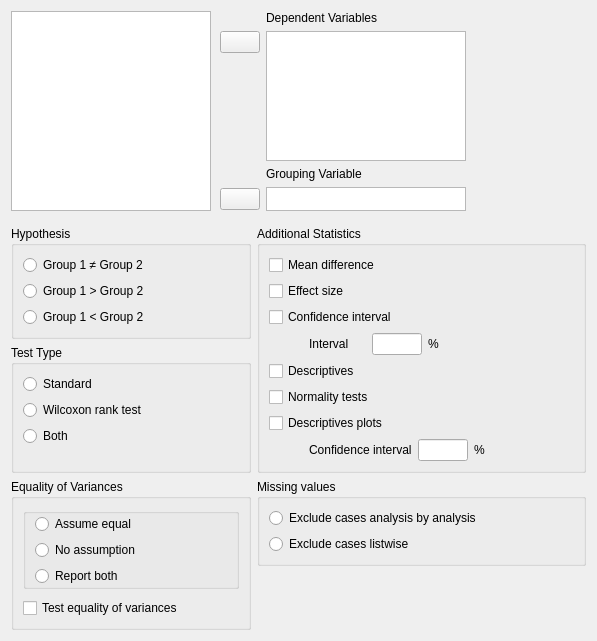
Above: JASP-Desktop/analysisforms/ttestindependentsamplesform.ui from jasp-stats/jasp-desktop before the change. Below: the same form after it.
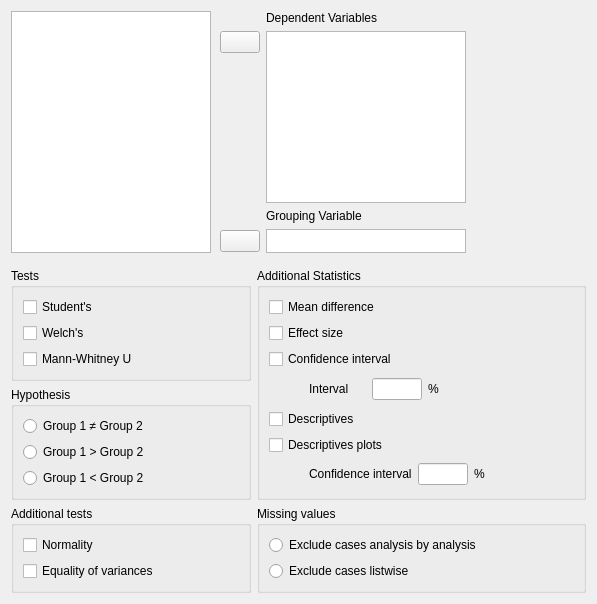
That is the form after the change. Custom widgets are drawn as their Qt base class.

Commit message: C T-Tests: Changes to UI and options

```diff
--- a/JASP-Desktop/analysisforms/ttestindependentsamplesform.ui
+++ b/JASP-Desktop/analysisforms/ttestindependentsamplesform.ui
@@ -7,110 +7,13 @@
     <x>0</x>
     <y>0</y>
     <width>597</width>
-    <height>611</height>
+    <height>604</height>
    </rect>
   </property>
   <property name="windowTitle">
    <string>Form</string>
   </property>
   <layout class="QGridLayout" name="gridLayout_11">
-   <item row="1" column="0">
-    <widget class="BoundGroupBox" name="hypothesis">
-     <property name="minimumSize">
-      <size>
-       <width>240</width>
-       <height>0</height>
-      </size>
-     </property>
-     <property name="title">
-      <string>Hypothesis</string>
-     </property>
-     <property name="flat">
-      <bool>false</bool>
-     </property>
-     <layout class="QGridLayout" name="gridLayout_5">
-      <item row="1" column="0">
-       <widget class="QRadioButton" name="_2groupOneGreater">
-        <property name="text">
-         <string>Group 1 &gt; Group 2</string>
-        </property>
-       </widget>
-      </item>
-      <item row="2" column="0">
-       <widget class="QRadioButton" name="_3groupTwoGreater">
-        <property name="text">
-         <string>Group 1 &lt; Group 2</string>
-        </property>
-       </widget>
-      </item>
-      <item row="0" column="0">
-       <widget class="QRadioButton" name="_1notEqual">
-        <property name="text">
-         <string>Group 1 ≠ Group 2</string>
-        </property>
-       </widget>
-      </item>
-     </layout>
-    </widget>
-   </item>
-   <item row="3" column="0" rowspan="2">
-    <widget class="GroupBox" name="groupBox_8">
-     <property name="title">
-      <string>Equality of Variances</string>
-     </property>
-     <layout class="QGridLayout" name="gridLayout">
-      <property name="verticalSpacing">
-       <number>9</number>
-      </property>
-      <item row="2" column="0" colspan="2">
-       <widget class="BoundGroupBox" name="equalityOfVariances">
-        <property name="title">
-         <string/>
-        </property>
-        <property name="flat">
-         <bool>false</bool>
-        </property>
-        <layout class="QGridLayout" name="gridLayout_5">
-         <property name="topMargin">
-          <number>0</number>
-         </property>
-         <property name="bottomMargin">
-          <number>0</number>
-         </property>
-         <item row="2" column="0">
-          <widget class="QRadioButton" name="_3reportBoth">
-           <property name="text">
-            <string>Report both</string>
-           </property>
-          </widget>
-         </item>
-         <item row="1" column="0">
-          <widget class="QRadioButton" name="_2noAssumption">
-           <property name="text">
-            <string>No assumption</string>
-           </property>
-          </widget>
-         </item>
-         <item row="0" column="0">
-          <widget class="QRadioButton" name="_1assumeEqual">
-           <property name="text">
-            <string>Assume equal</string>
-           </property>
-          </widget>
-         </item>
-        </layout>
-       </widget>
-      </item>
-      <item row="3" column="0">
-       <widget class="BoundCheckBox" name="equalityOfVariancesTests">
-        <property name="text">
-         <string>Test equality of variances</string>
-        </property>
-       </widget>
-      </item>
-     </layout>
-    </widget>
-   </item>
    <item row="0" column="0" colspan="3">
     <widget class="QWidget" name="widget" native="true">
      <property name="sizePolicy">
@@ -295,7 +198,7 @@
      </layout>
     </widget>
    </item>
-   <item row="3" column="1" colspan="2">
+   <item row="5" column="1" colspan="2">
     <widget class="BoundGroupBox" name="missingValues">
      <property name="title">
       <string>Missing values</string>
@@ -321,55 +224,42 @@
      </layout>
     </widget>
    </item>
-   <item row="2" column="0">
-    <widget class="BoundGroupBox" name="testType">
+   <item row="5" column="0">
+    <widget class="GroupBox" name="groupBox">
      <property name="title">
-      <string>Test Type</string>
+      <string>Additional tests</string>
      </property>
-     <layout class="QGridLayout" name="gridLayout_7">
+     <layout class="QGridLayout" name="gridLayout_9">
       <item row="0" column="0">
-       <widget class="QRadioButton" name="_1standard">
+       <widget class="BoundCheckBox" name="normalityTests">
         <property name="text">
-         <string>Standard</string>
-        </property>
-       </widget>
-      </item>
-      <item row="2" column="0" rowspan="2" colspan="2">
-       <widget class="QRadioButton" name="_3both">
-        <property name="text">
-         <string>Both</string>
+         <string>Normality</string>
         </property>
        </widget>
       </item>
       <item row="1" column="0">
-       <widget class="QRadioButton" name="_2wilcoxon">
+       <widget class="BoundCheckBox" name="equalityOfVariancesTests">
         <property name="text">
-         <string>Wilcoxon rank test</string>
+         <string>Equality of variances</string>
         </property>
        </widget>
       </item>
-      <item row="4" column="0">
-       <spacer name="verticalSpacer">
-        <property name="orientation">
-         <enum>Qt::Vertical</enum>
-        </property>
-        <property name="sizeHint" stdset="0">
-         <size>
-          <width>20</width>
-          <height>40</height>
-         </size>
-        </property>
-       </spacer>
-      </item>
      </layout>
     </widget>
    </item>
-   <item row="1" column="1" rowspan="2" colspan="2">
+   <item row="1" column="1" rowspan="4" colspan="2">
     <widget class="GroupBox" name="groupBox_7">
      <property name="title">
       <string>Additional Statistics</string>
      </property>
      <layout class="QGridLayout" name="gridLayout_3">
+      <item row="4" column="0" colspan="2">
+       <widget class="BoundCheckBox" name="descriptives">
+        <property name="text">
+         <string>Descriptives</string>
+        </property>
+       </widget>
+      </item>
       <item row="3" column="0" colspan="2">
        <widget class="QWidget" name="widget_4" native="true">
         <layout class="QGridLayout" name="gridLayout_2">
@@ -418,62 +308,7 @@
         </layout>
        </widget>
       </item>
-      <item row="6" column="0">
-       <widget class="BoundCheckBox" name="descriptivesPlots">
-        <property name="text">
-         <string>Descriptives plots</string>
-        </property>
-       </widget>
-      </item>
-      <item row="3" column="4">
-       <spacer name="horizontalSpacer">
-        <property name="orientation">
-         <enum>Qt::Horizontal</enum>
-        </property>
-        <property name="sizeHint" stdset="0">
-         <size>
-          <width>40</width>
-          <height>20</height>
-         </size>
-        </property>
-       </spacer>
-      </item>
-      <item row="2" column="0" colspan="4">
-       <widget class="BoundCheckBox" name="confidenceInterval">
-        <property name="text">
-         <string>Confidence interval</string>
-        </property>
-       </widget>
-      </item>
-      <item row="1" column="0">
-       <widget class="BoundCheckBox" name="effectSize">
-        <property name="text">
-         <string>Effect size</string>
-        </property>
-       </widget>
-      </item>
-      <item row="0" column="0" colspan="4">
-       <widget class="BoundCheckBox" name="meanDifference">
-        <property name="text">
-         <string>Mean difference</string>
-        </property>
-       </widget>
-      </item>
-      <item row="4" column="0" colspan="2">
-       <widget class="BoundCheckBox" name="descriptives">
-        <property name="text">
-         <string>Descriptives</string>
-        </property>
-       </widget>
-      </item>
-      <item row="5" column="0" colspan="3">
-       <widget class="BoundCheckBox" name="normalityTests">
-        <property name="text">
-         <string>Normality tests</string>
-        </property>
-       </widget>
-      </item>
-      <item row="7" column="0" colspan="2">
+      <item row="6" column="0" colspan="2">
        <widget class="QWidget" name="widget_3" native="true">
         <layout class="QGridLayout" name="gridLayout_4">
          <property name="leftMargin">
@@ -515,7 +350,48 @@
         </layout>
        </widget>
       </item>
-      <item row="7" column="4">
+      <item row="0" column="0" colspan="3">
+       <widget class="BoundCheckBox" name="meanDifference">
+        <property name="text">
+         <string>Mean difference</string>
+        </property>
+       </widget>
+      </item>
+      <item row="5" column="0">
+       <widget class="BoundCheckBox" name="descriptivesPlots">
+        <property name="text">
+         <string>Descriptives plots</string>
+        </property>
+       </widget>
+      </item>
+      <item row="1" column="0">
+       <widget class="BoundCheckBox" name="effectSize">
+        <property name="text">
+         <string>Effect size</string>
+        </property>
+       </widget>
+      </item>
+      <item row="2" column="0" colspan="3">
+       <widget class="BoundCheckBox" name="confidenceInterval">
+        <property name="text">
+         <string>Confidence interval</string>
+        </property>
+       </widget>
+      </item>
+      <item row="3" column="3">
+       <spacer name="horizontalSpacer">
+        <property name="orientation">
+         <enum>Qt::Horizontal</enum>
+        </property>
+        <property name="sizeHint" stdset="0">
+         <size>
+          <width>40</width>
+          <height>20</height>
+         </size>
+        </property>
+       </spacer>
+      </item>
+      <item row="6" column="3">
        <spacer name="horizontalSpacer_2">
         <property name="orientation">
          <enum>Qt::Horizontal</enum>
@@ -531,6 +407,72 @@
      </layout>
     </widget>
    </item>
+   <item row="1" column="0" rowspan="2">
+    <widget class="GroupBox" name="tests">
+     <property name="title">
+      <string>Tests</string>
+     </property>
+     <layout class="QGridLayout" name="gridLayout_7">
+      <item row="2" column="0">
+       <widget class="BoundCheckBox" name="mannWhitneyU">
+        <property name="text">
+         <string>Mann-Whitney U</string>
+        </property>
+       </widget>
+      </item>
+      <item row="1" column="0">
+       <widget class="BoundCheckBox" name="welchs">
+        <property name="text">
+         <string>Welch's</string>
+        </property>
+       </widget>
+      </item>
+      <item row="0" column="0">
+       <widget class="BoundCheckBox" name="students">
+        <property name="text">
+         <string>Student's</string>
+        </property>
+       </widget>
+      </item>
+     </layout>
+    </widget>
+   </item>
+   <item row="3" column="0" rowspan="2">
+    <widget class="BoundGroupBox" name="hypothesis">
+     <property name="minimumSize">
+      <size>
+       <width>240</width>
+       <height>0</height>
+      </size>
+     </property>
+     <property name="title">
+      <string>Hypothesis</string>
+     </property>
+     <layout class="QGridLayout" name="gridLayout_5">
+      <item row="1" column="0">
+       <widget class="QRadioButton" name="_2groupOneGreater">
+        <property name="text">
+         <string>Group 1 &gt; Group 2</string>
+        </property>
+       </widget>
+      </item>
+      <item row="2" column="0">
+       <widget class="QRadioButton" name="_3groupTwoGreater">
+        <property name="text">
+         <string>Group 1 &lt; Group 2</string>
+        </property>
+       </widget>
+      </item>
+      <item row="0" column="0">
+       <widget class="QRadioButton" name="_1notEqual">
+        <property name="text">
+         <string>Group 1 ≠ Group 2</string>
+        </property>
+       </widget>
+      </item>
+     </layout>
+    </widget>
+   </item>
   </layout>
  </widget>
  <customwidgets>
@@ -560,17 +502,17 @@
    <header>widgets/groupbox.h</header>
    <container>1</container>
   </customwidget>
-  <customwidget>
-   <class>BoundGroupBox</class>
-   <extends>QGroupBox</extends>
-   <header>widgets/boundgroupbox.h</header>
-   <container>1</container>
-  </customwidget>
   <customwidget>
    <class>BoundTextBox</class>
    <extends>QLineEdit</extends>
    <header>widgets/boundtextbox.h</header>
   </customwidget>
+  <customwidget>
+   <class>BoundGroupBox</class>
+   <extends>QGroupBox</extends>
+   <header>widgets/boundgroupbox.h</header>
+   <container>1</container>
+  </customwidget>
  </customwidgets>
  <resources/>
  <connections/>
```
The commit also changes 8 other files.
